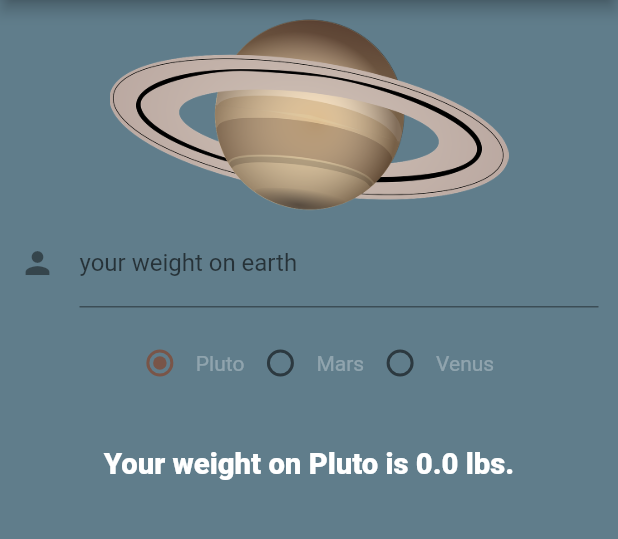
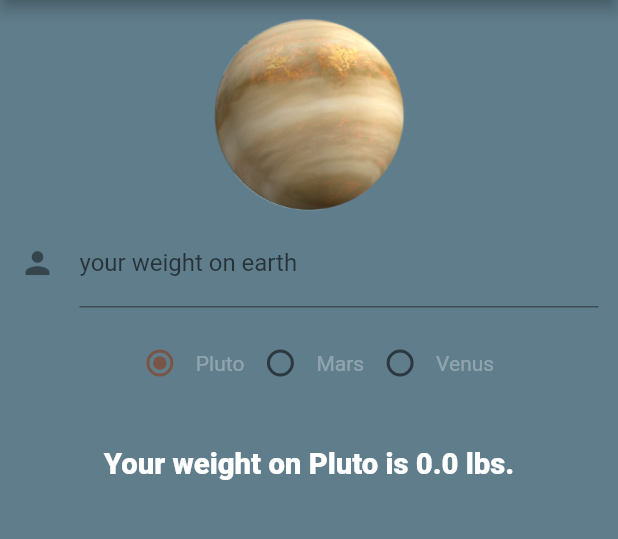
Before and after one commit to sukhkmr19/flutter_planet_app, a Flutter app: the screen it shows after launch, on a phone screen of 412 x 824 dp, the part 84-623 px from its top. Run offline on Flutter 3.47's test engine with Material 2 defaults, Android fonts, the phone set to English and light mode, and no system bars.

Commit message:
updated_code

```diff
--- a/lib/ui/Dashboard.dart
+++ b/lib/ui/Dashboard.dart
@@ -51,7 +51,7 @@ class _MyHomePageState extends State<MyHomePage> {
         child: new ListView(
           children: <Widget>[
             new Image.asset(
-              'images/saturn.png',
+              'images/venus.png',
               height: 133.0,
               width: 180.0,
             ),
@@ -62,8 +62,10 @@ class _MyHomePageState extends State<MyHomePage> {
                 children: <Widget>[
                   new TextField(
                     controller: _weightController,
-                    keyboardType: TextInputType.number,
+                    cursorColor: Colors.deepPurpleAccent,
+                    keyboardType: TextInputType.numberWithOptions(),
                     decoration: new InputDecoration(
+                      fillColor: Colors.deepPurpleAccent,
                       labelText: 'your weight on earth',
                       hintText: 'In lbs',
                       icon: new Icon(Icons.person),
@@ -137,7 +139,7 @@ class _MyHomePageState extends State<MyHomePage> {
       return round(int.parse(weight) * multiplier, 2);
     } else {
       print('error!');
-      return int.parse('120') * 0.38;
+      return int.parse('0') * 0.38;
     }
   }
 }
```
Also changed, not shown: 1 other file.
